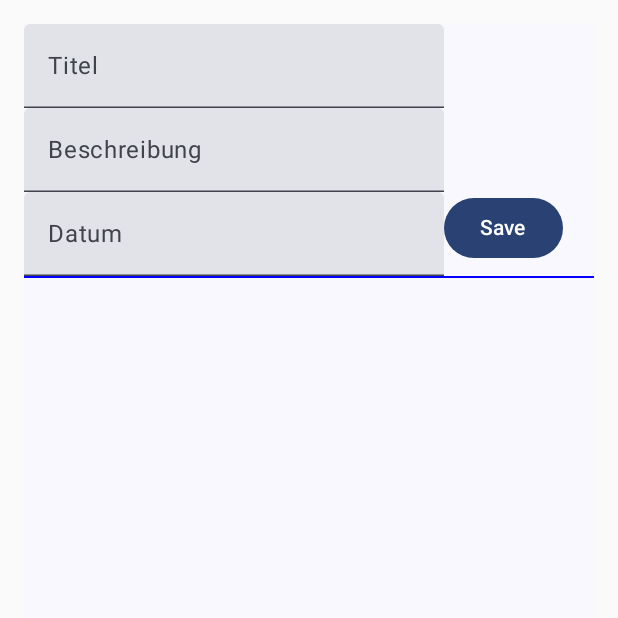
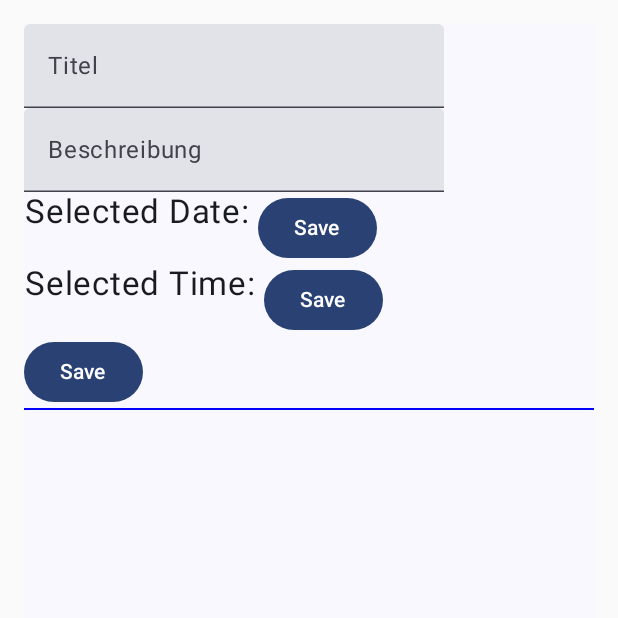
Before and after one commit to bence-d/android-appointment-planner, an Android app built with Jetpack Compose: the screen it shows after launch (MainActivity), on a phone screen of 412 x 824 dp, the top half of it. Run offline under Robolectric (Android 15) with nearby library versions, the phone set to English and light mode, and no system bars; our stand-ins replace Room's generated code.

Commit message:
Elements Created

```diff
--- a/AndroidAppointmentPlanner/app/src/main/java/com/example/androidappointmentplanner/MainActivity.kt
+++ b/AndroidAppointmentPlanner/app/src/main/java/com/example/androidappointmentplanner/MainActivity.kt
@@ -1,6 +1,9 @@
 package com.example.androidappointmentplanner
 
+import android.app.DatePickerDialog
+import android.app.TimePickerDialog
 import android.os.Bundle
+import android.widget.DatePicker
 import androidx.activity.ComponentActivity
 import androidx.activity.compose.setContent
 import androidx.activity.viewModels
@@ -9,6 +12,7 @@ import androidx.compose.material.*
 import androidx.compose.material.icons.Icons
 import androidx.compose.material.icons.filled.Delete
 import androidx.compose.material3.Button
+import androidx.compose.material3.ButtonDefaults
 import androidx.compose.material3.Divider
 import androidx.compose.material3.ExperimentalMaterial3Api
 import androidx.compose.material3.Icon
@@ -19,14 +23,22 @@ import androidx.compose.material3.Text
 import androidx.compose.material3.TextField
 import androidx.compose.runtime.Composable
 import androidx.compose.runtime.collectAsState
+import androidx.compose.runtime.mutableStateOf
+import androidx.compose.runtime.remember
+import androidx.compose.ui.Alignment
 import androidx.compose.ui.Modifier
 import androidx.compose.ui.graphics.Color
+import androidx.compose.ui.layout.VerticalAlignmentLine
+import androidx.compose.ui.platform.LocalContext
+import androidx.compose.ui.text.style.TextAlign
 import androidx.compose.ui.unit.dp
 import androidx.compose.ui.unit.sp
 import androidx.lifecycle.ViewModel
 import androidx.lifecycle.ViewModelProvider
 import androidx.room.Room
 import com.example.androidappointmentplanner.ui.theme.AndroidAppointmentPlannerTheme
+import java.util.Calendar
+import java.util.Date
 
 class MainActivity : ComponentActivity() {
     // Building database
@@ -114,6 +126,7 @@ fun NewAppointmentForm(
     state: AppointmentState,
     appointmentEvent: (AppointmentEvent) -> Unit
 ) {
+    // Title
     Row() {
         TextField(
             value = state.title,
@@ -124,6 +137,7 @@ fun NewAppointmentForm(
         )
     }
 
+    // Description
     Row() {
         TextField(
             value = state.description,
@@ -134,14 +148,94 @@ fun NewAppointmentForm(
         )
     }
 
+    // Calendar
     Row() {
-        TextField(
-            value = state.date,
-            onValueChange = {
-                appointmentEvent(AppointmentEvent.SetDateEvent(it))
-            },
-            label = { Text(text = "Datum") }
+
+        // Fetching the Local Context
+        val mContext = LocalContext.current
+
+        // Declaring integer values
+        // for year, month and day
+        val mYear: Int
+        val mMonth: Int
+        val mDay: Int
+
+        // Initializing a Calendar
+        val mCalendar = Calendar.getInstance()
+
+        // Fetching current year, month and day
+        mYear = mCalendar.get(Calendar.YEAR)
+        mMonth = mCalendar.get(Calendar.MONTH)
+        mDay = mCalendar.get(Calendar.DAY_OF_MONTH)
+
+        mCalendar.time = Date()
+
+        // Declaring a string value to
+        // store date in string format
+        val mDate = remember { mutableStateOf("") }
+
+        // Declaring DatePickerDialog and setting
+        // initial values as current values (present year, month and day)
+        val mDatePickerDialog = DatePickerDialog(
+            mContext,
+            { _: DatePicker, mYear: Int, mMonth: Int, mDayOfMonth: Int ->
+                mDate.value = "$mDayOfMonth/${mMonth+1}/$mYear"
+            }, mYear, mMonth, mDay
         )
+
+        Column(verticalArrangement = Arrangement.Center, horizontalAlignment = Alignment.CenterHorizontally) {
+            // Displaying the mDate value in the Text
+            Text(text = "Selected Date: ${mDate.value}", fontSize = 22.sp, textAlign = TextAlign.Center)
+        }
+
+
+        Column(verticalArrangement = Arrangement.Center, horizontalAlignment = Alignment.CenterHorizontally) {
+            Button(
+                onClick = { mDatePickerDialog.show() }
+            ) {
+                Text(text = "Save")
+            }
+        }
+    }
+
+    // Time
+    Row() {
+        // Fetching local context
+        val mContext = LocalContext.current
+
+        // Declaring and initializing a calendar
+        val mCalendar = Calendar.getInstance()
+        val mHour = mCalendar[Calendar.HOUR_OF_DAY]
+        val mMinute = mCalendar[Calendar.MINUTE]
+
+        // Value for storing time as a string
+        val mTime = remember { mutableStateOf("") }
+
+        // Creating a TimePicker dialod
+        val mTimePickerDialog = TimePickerDialog(
+            mContext,
+            {_, mHour : Int, mMinute: Int ->
+                mTime.value = "$mHour:$mMinute"
+            }, mHour, mMinute, false
+        )
+
+        Column(verticalArrangement = Arrangement.Center, horizontalAlignment = Alignment.CenterHorizontally) {
+            // Displaying the mDate value in the Text
+            Text(text = "Selected Time: ${mTime.value}", fontSize = 22.sp, textAlign = TextAlign.Center)
+        }
+
+
+        Column(verticalArrangement = Arrangement.Center, horizontalAlignment = Alignment.CenterHorizontally) {
+            Button(
+                onClick = { mTimePickerDialog.show() }
+            ) {
+                Text(text = "Save")
+            }
+        }
+    }
+
+    // Save
+    Row() {
         Button(
             onClick = { appointmentEvent(AppointmentEvent.SetAppointmentEvent) }
         ) {
```
